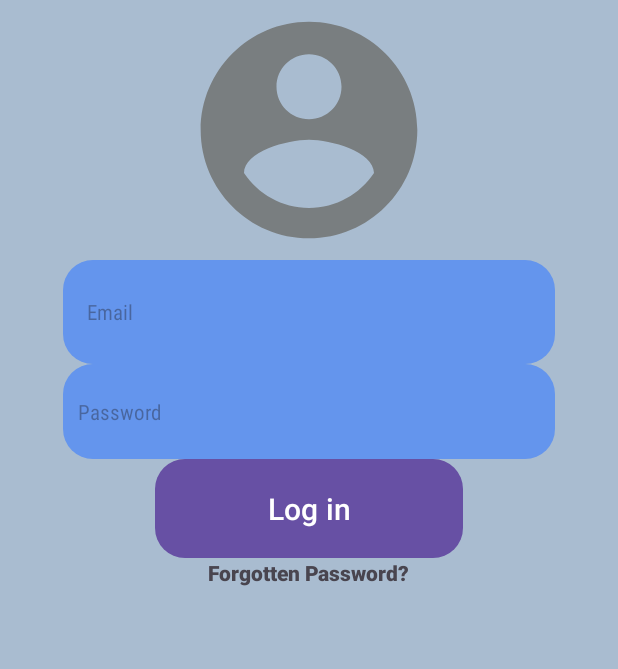
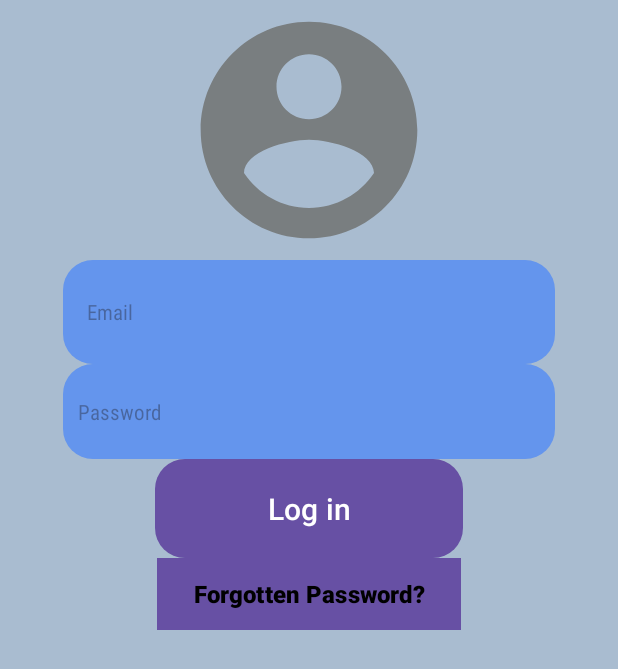
Before and after one commit to Satwik934/CSCB07-Planetze-86, an Android app: the LoginActivity screen opened directly, with no data from a screen before it, on a phone screen of 412 x 824 dp. Shown: the top 669 px of the screen. Run offline under Robolectric (Android 15) with nearby library versions, the phone set to English and light mode, and no system bars; our stand-ins replace Firebase (no records; nobody signed in at launch, a user with empty details on screens opened directly).

Commit message:
forget password implementation

```diff
--- a/app/src/main/java/com/example/planetze86/LoginActivity.java
+++ b/app/src/main/java/com/example/planetze86/LoginActivity.java
@@ -26,6 +26,7 @@ public class LoginActivity extends AppCompatActivity {
     private FirebaseAuth mAuth;
     private EditText emailEditText, passwordEditText;
     private Button loginButton;
+    private Button forgotPasswordButton;
 
     @SuppressLint("MissingInflatedId")
     @Override
@@ -41,6 +42,17 @@ public class LoginActivity extends AppCompatActivity {
         emailEditText = findViewById(R.id.loginEmail);
         passwordEditText = findViewById(R.id.loginPassword);
         loginButton = findViewById(R.id.loginButton);
+
+        forgotPasswordButton = findViewById(R.id.forgotPasswordButton);
+
+        forgotPasswordButton.setOnClickListener(new View.OnClickListener() {
+            @Override
+            public void onClick(View v) {
+                // Navigate to ForgotPassActivity
+                Intent intent = new Intent(LoginActivity.this, forgetPass.class);
+                startActivity(intent);
+            }
+        });
 
 
 
--- a/app/src/main/res/layout/activity_forget_pass.xml
+++ b/app/src/main/res/layout/activity_forget_pass.xml
@@ -6,7 +6,7 @@
     android:layout_height="match_parent"
     android:padding="16dp"
     android:background="#d8dbe2"
-    tools:context="ForgotPasswordActivity" >
+    tools:context="forgetPass" >
 
     <!-- Header Text -->
     <TextView
--- a/app/src/main/res/layout/activity_login.xml
+++ b/app/src/main/res/layout/activity_login.xml
@@ -71,18 +71,18 @@
         app:layout_constraintHorizontal_bias="0.5"
         app:layout_constraintVertical_bias="0.2" />
 
-    <TextView
-        android:id="@+id/textView"
+    <Button
+        android:id="@+id/forgotPasswordButton"
         android:layout_width="wrap_content"
         android:layout_height="wrap_content"
         android:minWidth="48dp"
         android:minHeight="48dp"
         android:background="#a9bcd0"
+        android:text="Forgotten Password?"
+        android:textSize="16sp"
+        android:textColor="#000000"
+        android:fontFamily="sans-serif-black"
         android:clickable="true"
-        android:focusable="false"
-        android:fontFamily="sans-serif-black"
-        android:text="Forgotten Password?"
-        android:textDirection="firstStrongRtl"
         app:layout_constraintTop_toBottomOf="@+id/loginButton"
         app:layout_constraintStart_toStartOf="parent"
         app:layout_constraintEnd_toEndOf="parent"
```
Also changed, not shown: app/src/main/java/com/example/planetze86/forgetPass.java (+38 -9 lines).
